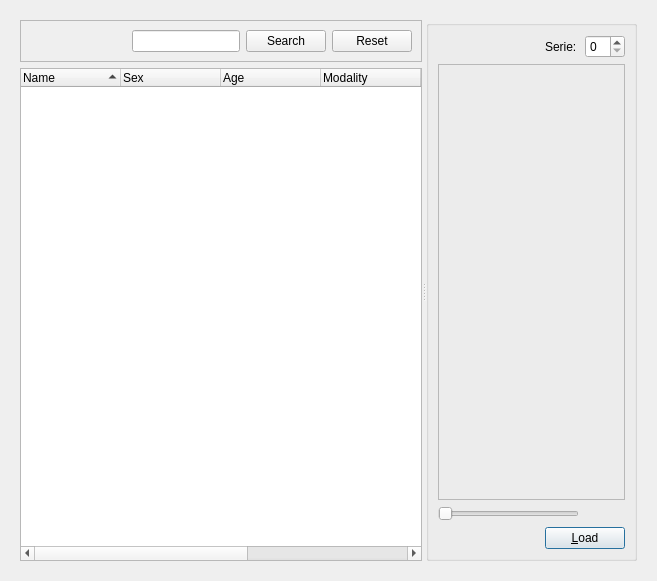
Above: src/resources/ui/qt/importwindow.ui from aevum/moonstone before the change. Below: the same form after it.
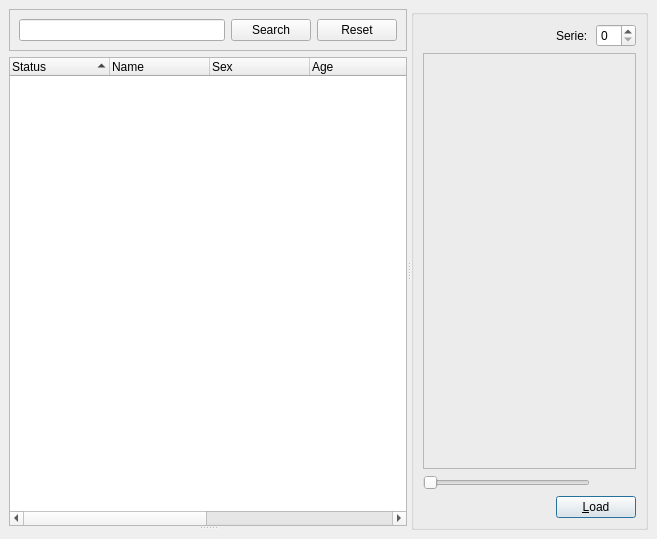
That is the form after the change. Icons and pictures are not drawn.

Diff of the .ui file:
```diff
--- a/src/resources/ui/qt/importwindow.ui
+++ b/src/resources/ui/qt/importwindow.ui
@@ -10,7 +10,7 @@
     <x>0</x>
     <y>0</y>
     <width>657</width>
-    <height>581</height>
+    <height>539</height>
    </rect>
   </property>
   <property name="cursor">
@@ -24,20 +24,33 @@
     <normaloff>:/static/default/icon/22x22/moonstone.png</normaloff>:/static/default/icon/22x22/moonstone.png</iconset>
   </property>
   <layout class="QVBoxLayout" name="verticalLayout_3">
+   <property name="spacing">
+    <number>0</number>
+   </property>
+   <property name="margin">
+    <number>0</number>
+   </property>
    <item>
     <widget class="QWidget" name="mainWidget" native="true">
-     <layout class="QVBoxLayout" name="verticalLayout_2">
+     <layout class="QHBoxLayout" name="horizontalLayout_2">
       <item>
        <widget class="QSplitter" name="splitter">
+        <property name="midLineWidth">
+         <number>0</number>
+        </property>
         <property name="orientation">
          <enum>Qt::Horizontal</enum>
         </property>
         <widget class="QWidget" name="treeWidgetContainer" native="true">
-         <layout class="QGridLayout" name="gridLayout_3">
-          <property name="margin">
-           <number>0</number>
-          </property>
-          <item row="0" column="0">
+         <layout class="QVBoxLayout" name="verticalLayout_2">
+          <item>
+           <widget class="QSplitter" name="splitter_2">
+            <property name="orientation">
+             <enum>Qt::Vertical</enum>
+            </property>
+            <widget class="QWidget" name="">
+             <layout class="QVBoxLayout" name="verticalLayout">
+              <item>
            <widget class="QFrame" name="frame">
             <property name="minimumSize">
              <size>
@@ -51,20 +64,7 @@
             <property name="frameShadow">
              <enum>QFrame::Raised</enum>
             </property>
-            <layout class="QHBoxLayout" name="horizontalLayout_3">
-             <item>
-              <spacer name="spliter">
-               <property name="orientation">
-                <enum>Qt::Horizontal</enum>
-               </property>
-               <property name="sizeHint" stdset="0">
-                <size>
-                 <width>40</width>
-                 <height>20</height>
-                </size>
-               </property>
-              </spacer>
-             </item>
+                <layout class="QHBoxLayout" name="horizontalLayout">
              <item>
               <widget class="QLineEdit" name="searchText"/>
              </item>
@@ -105,7 +105,7 @@
             </layout>
            </widget>
           </item>
-          <item row="1" column="0">
+              <item>
            <widget class="QTreeWidget" name="treeWidget">
             <property name="alternatingRowColors">
              <bool>true</bool>
@@ -134,6 +134,11 @@
             <attribute name="headerShowSortIndicator" stdset="0">
              <bool>true</bool>
             </attribute>
+                <column>
+                 <property name="text">
+                  <string>Status</string>
+                 </property>
+                </column>
             <column>
              <property name="text">
               <string>Name</string>
@@ -169,6 +174,20 @@
               <string>Date of Birth</string>
              </property>
             </column>
+               </widget>
+              </item>
+             </layout>
+            </widget>
+            <widget class="QWidget" name="importContainer" native="true">
+             <layout class="QVBoxLayout" name="verticalLayout_4">
+              <property name="spacing">
+               <number>0</number>
+              </property>
+              <property name="margin">
+               <number>0</number>
+              </property>
+             </layout>
+            </widget>
            </widget>
           </item>
          </layout>
```
Lines whose indentation alone changed are shown as unchanged.
